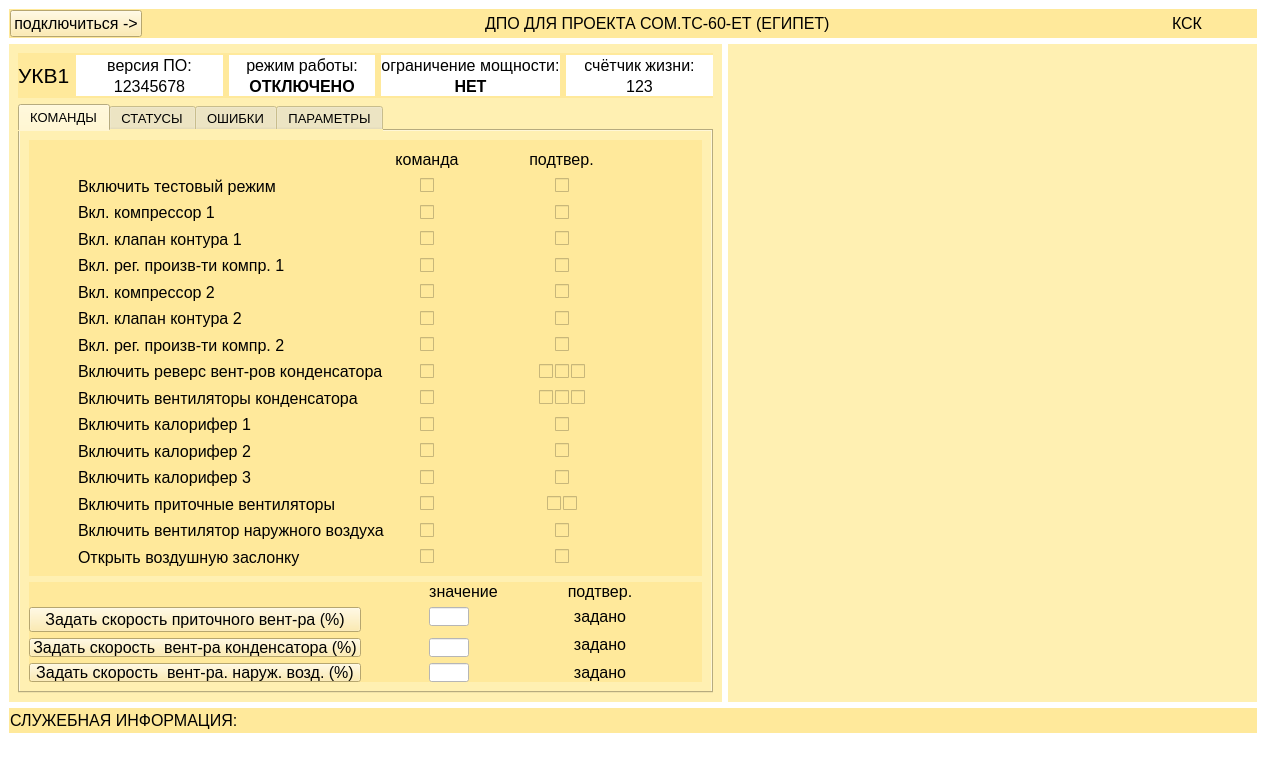
First picture: the form in interface.ui, repository victocryl/dpo_som_ts_60_et, before the edit.
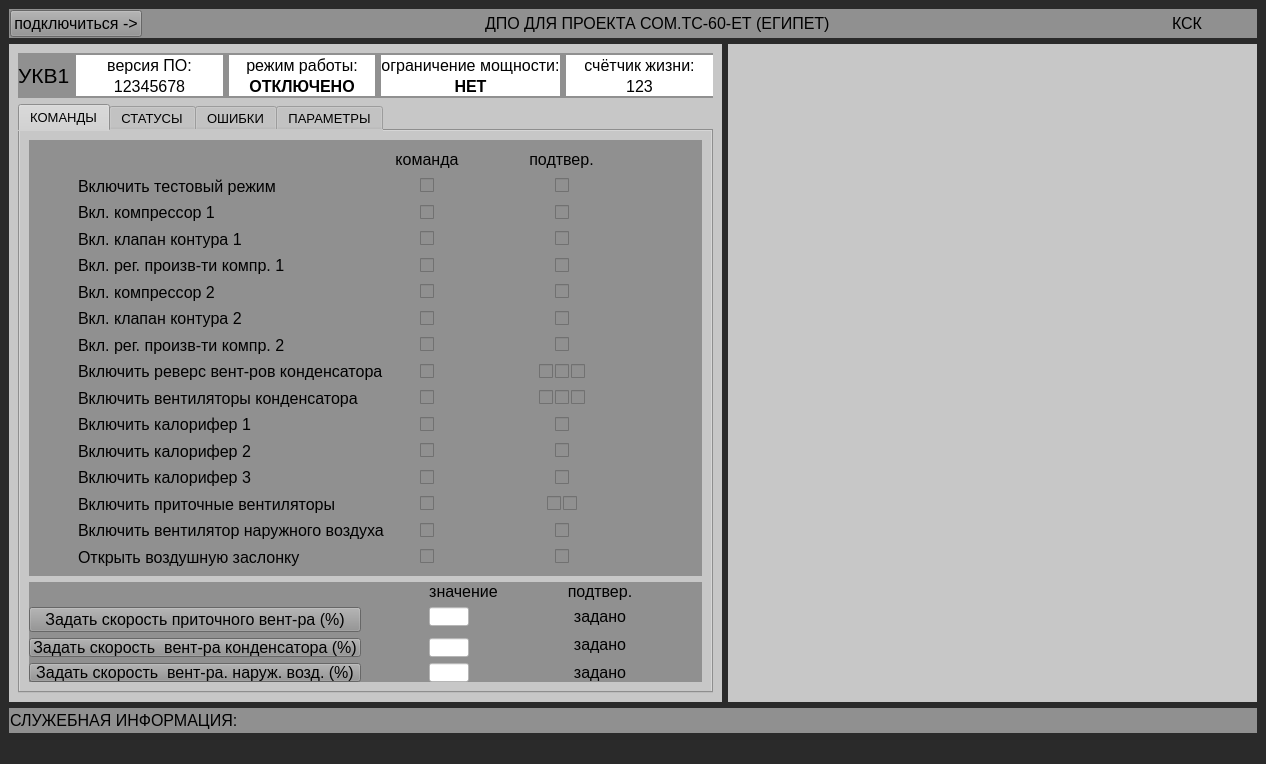
Second picture: the form after the edit.

Commit message: сделал интерфейс серый

```diff
--- a/interface.ui
+++ b/interface.ui
@@ -14,7 +14,7 @@
    <string>MainWindow</string>
   </property>
   <property name="styleSheet">
-   <string notr="true">background-color: rgb(255, 255, 255);</string>
+   <string notr="true">background-color: rgb(42, 42, 42);</string>
   </property>
   <widget class="QWidget" name="centralwidget">
    <layout class="QVBoxLayout" name="verticalLayout">
@@ -33,7 +33,7 @@
        </size>
       </property>
       <property name="styleSheet">
-       <string notr="true">background-color: rgb(255, 233, 155);</string>
+       <string notr="true">background-color: rgb(144, 144, 144);</string>
       </property>
       <layout class="QHBoxLayout" name="horizontalLayout_2">
        <property name="leftMargin">
@@ -124,7 +124,7 @@
          </sizepolicy>
         </property>
         <property name="styleSheet">
-         <string notr="true">background-color: rgb(255, 240, 178);</string>
+         <string notr="true">background-color: rgb(199, 199, 199);</string>
         </property>
         <layout class="QVBoxLayout" name="verticalLayout_2">
          <item>
@@ -142,7 +142,7 @@
             </size>
            </property>
            <property name="styleSheet">
-            <string notr="true">background-color: rgb(255, 233, 155);</string>
+            <string notr="true">background-color: rgb(144, 144, 144);</string>
            </property>
            <layout class="QHBoxLayout" name="horizontalLayout_4">
             <property name="leftMargin">
@@ -448,7 +448,7 @@
             </font>
            </property>
            <property name="styleSheet">
-            <string notr="true">background-color: rgb(255, 240, 178);</string>
+            <string notr="true">background-color: rgb(199, 199, 199);</string>
            </property>
            <property name="currentIndex">
             <number>0</number>
@@ -467,7 +467,7 @@
                 </sizepolicy>
                </property>
                <property name="styleSheet">
-                <string notr="true">background-color: rgb(255, 233, 155);</string>
+                <string notr="true">background-color: rgb(144, 144, 144);</string>
                </property>
                <layout class="QGridLayout" name="gridLayout_2">
                 <item row="15" column="0">
@@ -2839,7 +2839,7 @@
                 </size>
                </property>
                <property name="styleSheet">
-                <string notr="true">background-color: rgb(255, 233, 155);</string>
+                <string notr="true">background-color: rgb(144, 144, 144);</string>
                </property>
                <layout class="QGridLayout" name="gridLayout">
                 <property name="leftMargin">
@@ -3245,7 +3245,7 @@
          </sizepolicy>
         </property>
         <property name="styleSheet">
-         <string notr="true">background-color: rgb(255, 240, 178);</string>
+         <string notr="true">background-color: rgb(199, 199, 199);</string>
         </property>
        </widget>
       </item>
@@ -3266,7 +3266,7 @@
        </size>
       </property>
       <property name="styleSheet">
-       <string notr="true">background-color: rgb(255, 233, 155);</string>
+       <string notr="true">background-color: rgb(144, 144, 144);</string>
       </property>
       <layout class="QHBoxLayout" name="horizontalLayout_3">
        <property name="leftMargin">
```
The commit also changes 1 other file.
